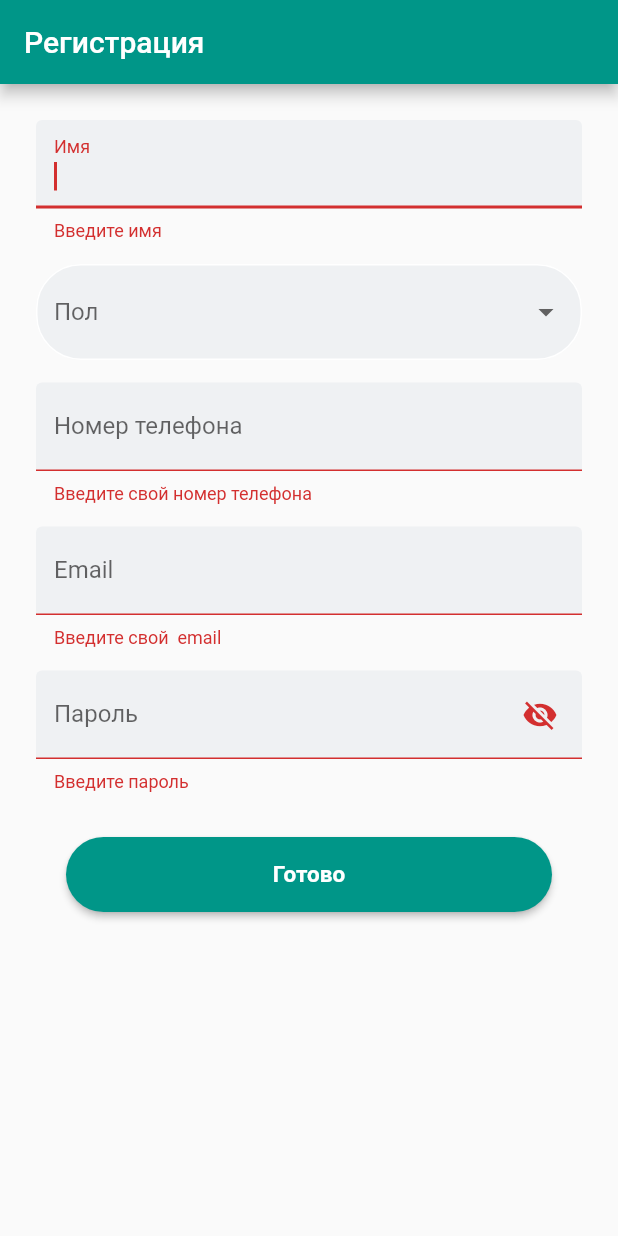
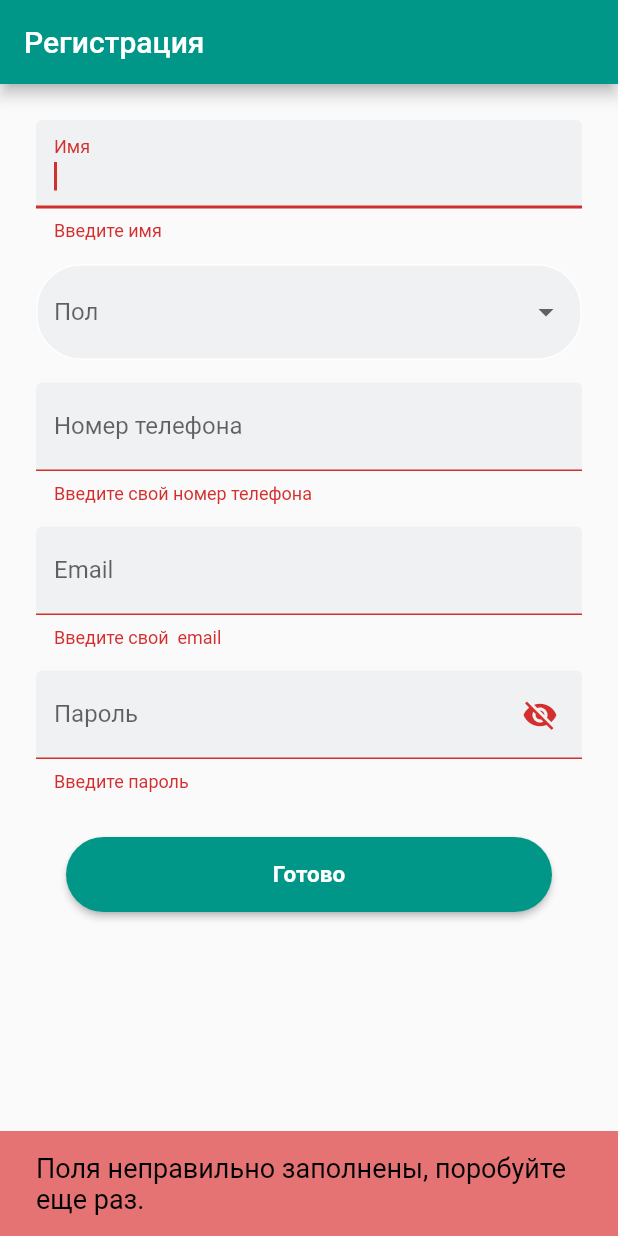
Before and after one commit to NastyaZiss/hoz_market_love, a Flutter app: the screen it shows after launch, after a tap on "Готово", on a phone screen of 412 x 824 dp. Run offline on Flutter 3.47's test engine with Material 2 defaults, Android fonts, the light colour scheme and no system bars; our stand-ins replace mask_text_input_formatter.

Commit message:
Singin and obscure without implementing a shift. I have created an additional widget for the text field of the login window.

```diff
--- a/lib/main.dart
+++ b/lib/main.dart
@@ -1,5 +1,5 @@
 import 'package:flutter/material.dart';
-import 'package:payment_app_fl/regis_screen.dart';
+import 'package:payment_app_fl/screens/regis_screen.dart';
 import 'utils/color_g.dart';
 
 void main() {
--- a/lib/regis_screen.dart
+++ b/lib/screens/regis_screen.dart
@@ -1,8 +1,9 @@
 import 'package:flutter/material.dart';
 import 'package:mask_text_input_formatter/mask_text_input_formatter.dart';
+import 'package:payment_app_fl/screens/singin_screen.dart';
 import 'package:payment_app_fl/utils/text_style_g.dart';
-import 'package:payment_app_fl/widgets/text_form_field_widget.dart';
-import 'utils/color_g.dart';
+import 'package:payment_app_fl/widgets/text_form_field_singup_widget.dart';
+import '../utils/color_g.dart';
 
 class RegisScreen extends StatefulWidget {
   const RegisScreen({super.key});
@@ -37,6 +38,7 @@ class _RegisScreenState extends State<RegisScreen> {
   //           });
 
   List<String> _countries = ['Мужской', 'Женский', 'Нет'];
+
   final _namefocus = FocusNode();
   final _polfocus = FocusNode();
   final _phonefocus = FocusNode();
@@ -260,12 +262,55 @@ class _RegisScreenState extends State<RegisScreen> {
 
   void _submiForm() {
     if (_formKey.currentState!.validate()) {
-      print('valid');
+      _showDialog(name: _nameController.text);
+      print('имя: ${_nameController}');
+      print('pass: ${_passController}');
+      print('phone: ${_phoneController}');
+      print('pol: ${_polController}');
+      print('email: ${_emailController}');
+    } else {
+      _showMessage(message: 'Поля неправильно заполнены, поробуйте еще раз.');
     }
-    print('имя: ${_nameController}');
-    print('pass: ${_passController}');
-    print('phone: ${_phoneController}');
-    print('pol: ${_polController}');
-    print('email: ${_emailController}');
+  }
+
+  void _showDialog({required String name}) {
+    showDialog(
+        context: context,
+        builder: (context) {
+          return AlertDialog(
+            title: Text(
+              'Регистрация прошла успешно!',
+              style:
+                  TextStyle(color: Colors.green, fontWeight: FontWeight.w700),
+            ),
+            content:
+                Text('${name}, теперь вы можете войти в свой новый аккаунт .'),
+            actions: [
+              TextButton(
+                  onPressed: () {
+                    Navigator.push(
+                        context,
+                        MaterialPageRoute(
+                            builder: (context) => SinginScreen()));
+                  },
+                  child: Text('Войти')),
+              TextButton(
+                  onPressed: () {
+                    Navigator.pop(context);
+                  },
+                  child: Text('Назад')),
+            ],
+          );
+        });
+  }
+
+  void _showMessage({String? message}) {
+    ScaffoldMessenger.of(context).showSnackBar(SnackBar(
+        backgroundColor: Colors.red[300],
+        duration: Duration(seconds: 3),
+        content: Text(
+          message!,
+          style: const TextStyle(color: Colors.black, fontSize: 18),
+        )));
   }
 }
--- a/lib/widgets/text_form_field_widget.dart
+++ b/lib/widgets/text_form_field_singin_widget.dart
@@ -4,39 +4,17 @@ import 'package:mask_text_input_formatter/mask_text_input_formatter.dart';
 
 import '../utils/color_g.dart';
 
-class TextFormFieldWidget extends StatelessWidget {
-  // final colorBackground;
-  // final borderform;
-  final focusNode;
-  final currentFocus;
-  final nextFocus;
-
+class TextFormFieldSingInWidget extends StatelessWidget {
   final String textChild;
   final Texthelper;
   final Iconsuffix;
   final TypeKeyboard;
-
+  final obscureText;
   final Controller;
-  final MaskTextInputFormatter maskCustom;
-  final Function()? onFieldSubmitted;
-
-  // final maskFormatter = MaskTextInputFormatter(
-  //   mask: '+7 (###) ###-##-##',
-  //   filter: {"#": RegExp(r'[0-9]')},
-  //   type: MaskAutoCompletionType.lazy,
-  // );
 
   final vallid_fun;
-  // void vallid_fun(String){}
 
-  // final textStyle;
-
-  void _fieldFocusChange(BuildContext context, FocusNode currentFocus, FocusNode nextFocus){
-    currentFocus.unfocus();
-    FocusScope.of(context).requestFocus(nextFocus);
-  }
-
-  TextFormFieldWidget({
+  TextFormFieldSingInWidget({
     super.key,
     required this.textChild,
     this.Texthelper,
@@ -44,13 +22,14 @@ class TextFormFieldWidget extends StatelessWidget {
     this.TypeKeyboard,
     required this.Controller,
     required this.vallid_fun,
-    required this.maskCustom, this.focusNode, this.currentFocus, this.nextFocus,this.onFieldSubmitted,
+    required this.obscureText,
     // this.bOT,
   });
 
   @override
   Widget build(BuildContext context) {
     return TextFormField(
+      obscureText: obscureText,
       controller: Controller,
       decoration: InputDecoration(
         labelText: textChild,
@@ -77,16 +56,8 @@ class TextFormFieldWidget extends StatelessWidget {
           ),
         ),
       ),
-
-      focusNode: focusNode,
-      autofocus: true,
-      onFieldSubmitted: (_){
-        _fieldFocusChange(context, currentFocus,nextFocus);
-      },
-
       keyboardType: TypeKeyboard,
       validator: vallid_fun,
-      inputFormatters: [maskCustom],
     );
   }
 }
--- /dev/null
+++ b/lib/widgets/text_form_field_singup_widget.dart
@@ -0,0 +1,95 @@
+import 'package:flutter/foundation.dart';
+import 'package:flutter/material.dart';
+import 'package:mask_text_input_formatter/mask_text_input_formatter.dart';
+
+import '../utils/color_g.dart';
+
+class TextFormFieldWidget extends StatelessWidget {
+  // final colorBackground;
+  // final borderform;
+  final focusNode;
+  final currentFocus;
+  final nextFocus;
+
+  final String textChild;
+  final Texthelper;
+  final Iconsuffix;
+  final TypeKeyboard;
+
+  final Controller;
+  final MaskTextInputFormatter maskCustom;
+  final Function()? onFieldSubmitted;
+
+  // final maskFormatter = MaskTextInputFormatter(
+  //   mask: '+7 (###) ###-##-##',
+  //   filter: {"#": RegExp(r'[0-9]')},
+  //   type: MaskAutoCompletionType.lazy,
+  // );
+
+  final vallid_fun;
+  // void vallid_fun(String){}
+
+  // final textStyle;
+
+  void _fieldFocusChange(
+      BuildContext context, FocusNode currentFocus, FocusNode nextFocus) {
+    currentFocus.unfocus();
+    FocusScope.of(context).requestFocus(nextFocus);
+  }
+
+  TextFormFieldWidget({
+    super.key,
+    required this.textChild,
+    this.Texthelper,
+    this.Iconsuffix,
+    this.TypeKeyboard,
+    required this.Controller,
+    required this.vallid_fun,
+    required this.maskCustom,
+    this.focusNode,
+    this.currentFocus,
+    this.nextFocus,
+    this.onFieldSubmitted,
+    // this.bOT,
+  });
+
+  @override
+  Widget build(BuildContext context) {
+    return TextFormField(
+      controller: Controller,
+      decoration: InputDecoration(
+        labelText: textChild,
+        filled: true,
+        fillColor: ColorG.buttonBackgroundColor,
+        helperText: Texthelper,
+        suffixIcon: IconButton(
+          icon: Icon(
+            Iconsuffix,
+          ),
+          onPressed: () {},
+        ),
+        helperStyle: TextStyle(color: Colors.teal[200]),
+        focusedBorder: OutlineInputBorder(
+          borderRadius: BorderRadius.circular(30),
+          borderSide:
+              BorderSide(color: Color.fromARGB(255, 168, 190, 197), width: 2.0),
+        ),
+        enabledBorder: OutlineInputBorder(
+          borderRadius: BorderRadius.circular(30),
+          borderSide: BorderSide(
+            color: Colors.white,
+            width: 1.0,
+          ),
+        ),
+      ),
+      focusNode: focusNode,
+      autofocus: true,
+      onFieldSubmitted: (_) {
+        _fieldFocusChange(context, currentFocus, nextFocus);
+      },
+      keyboardType: TypeKeyboard,
+      validator: vallid_fun,
+      inputFormatters: [maskCustom],
+    );
+  }
+}
```
Also changed, not shown: lib/screens/singin_screen.dart (added, +110 -0 lines).
